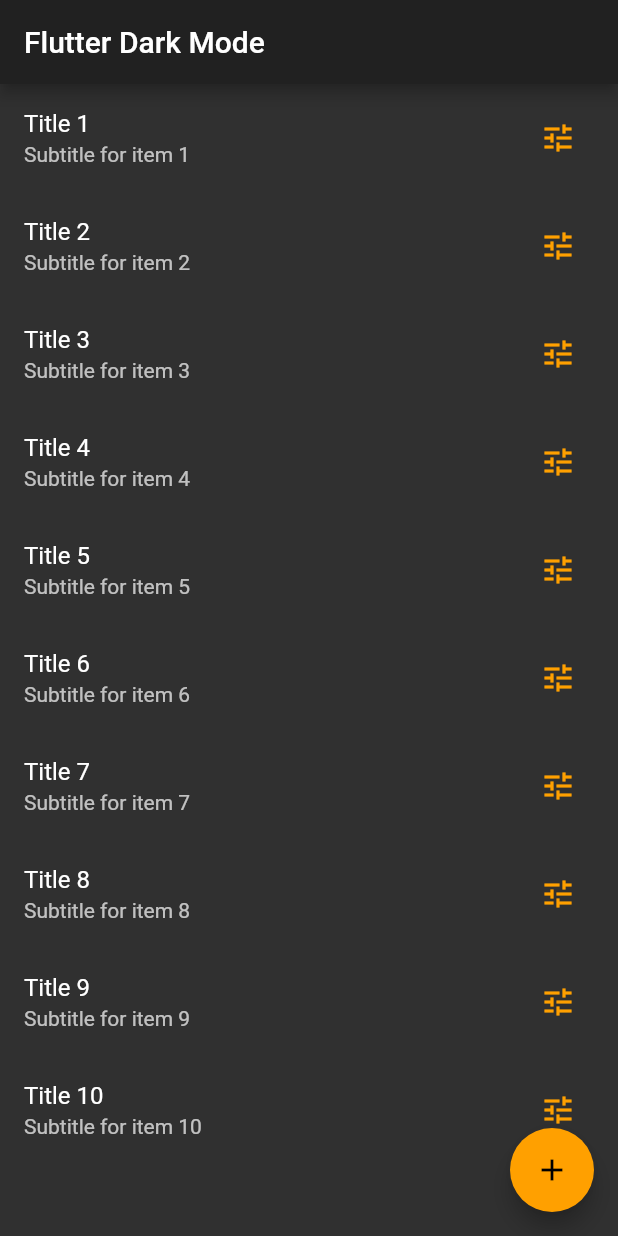
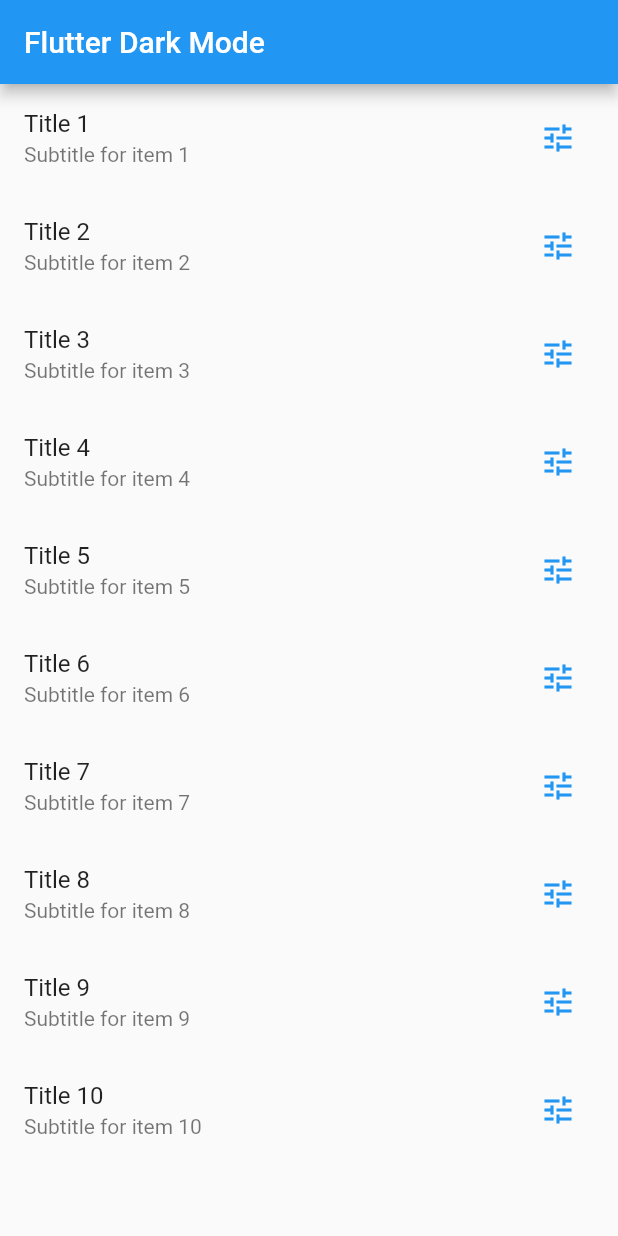
Before and after one commit to TenPetr/flutter-dark-mode, a Flutter app: the screen it shows after launch, on a phone screen of 412 x 824 dp. Run offline on Flutter 3.47's test engine with Material 2 defaults, Android fonts, the phone set to English and light mode, and no system bars.

Commit message:
Added comments and removed floatingActionButton

```diff
--- a/lib/home.dart
+++ b/lib/home.dart
@@ -36,24 +36,20 @@ class _HomeState extends State<Home> {
         itemCount: items.length,
         itemBuilder: (context, i) {
           return ListTile(
-            title: Text(items[i].title),
+            title: Text(items[i]
+                .title), // Don´t be confused by "items" list, it´s just for demonstration
             subtitle: Text(items[i].subTitle),
             trailing: IconButton(
               icon: Icon(
                 Icons.tune,
-                color: Theme.of(context).accentColor,
+                color: Theme.of(context)
+                    .accentColor, // When you want to use dynamic color, you have to use Theme.of()
               ),
               onPressed: null,
             ),
           );
         },
       ),
-      floatingActionButton: FloatingActionButton(
-        onPressed: null,
-        child: Icon(
-          Icons.add,
-        ),
-      ),
     );
   }
 }
--- a/lib/main.dart
+++ b/lib/main.dart
@@ -8,7 +8,7 @@ class MyApp extends StatelessWidget {
   Widget build(BuildContext context) {
     return MaterialApp(
       title: 'Flutter Dark Mode',
-      themeMode: ThemeMode.dark,
+      themeMode: ThemeMode.system,
       theme: ThemeData(
         brightness: Brightness.light,
         accentColor: Colors.blue,
```
